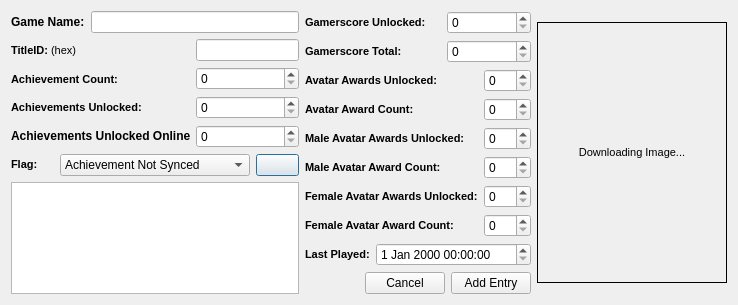
Qt form XDBF/titleinjectordialog.ui (hetelek/XDBF-Manager) before a commit.
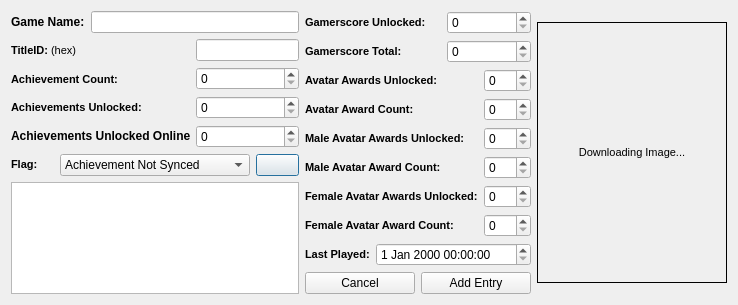
The same form after that commit. Icons and pictures are not drawn.

What changed in the file:
```diff
--- a/XDBF/titleinjectordialog.ui
+++ b/XDBF/titleinjectordialog.ui
@@ -341,19 +341,6 @@
      </item>
      <item row="9" column="0" colspan="4">
       <layout class="QHBoxLayout" name="horizontalLayout_7">
-       <item>
-        <spacer name="horizontalSpacer_3">
-         <property name="orientation">
-          <enum>Qt::Horizontal</enum>
-         </property>
-         <property name="sizeHint" stdset="0">
-          <size>
-           <width>40</width>
-           <height>20</height>
-          </size>
-         </property>
-        </spacer>
-       </item>
        <item>
         <widget class="QPushButton" name="pushButton_3">
          <property name="text">
```
